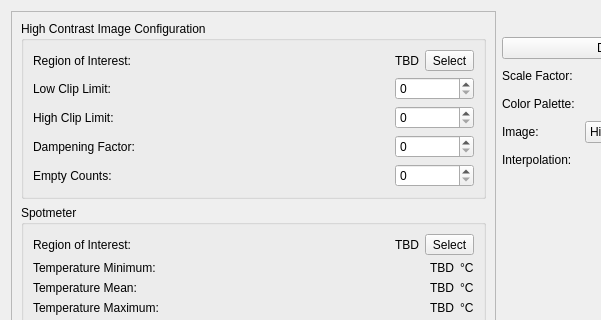
Above: src/brickv/plugin_system/plugins/thermal_imaging/ui/thermal_imaging.ui from Tinkerforge/brickv before the change; both pictures show x 0 to 601 and y 0 to 320 of the 825 by 666 pixel window. Below: the same form after it.
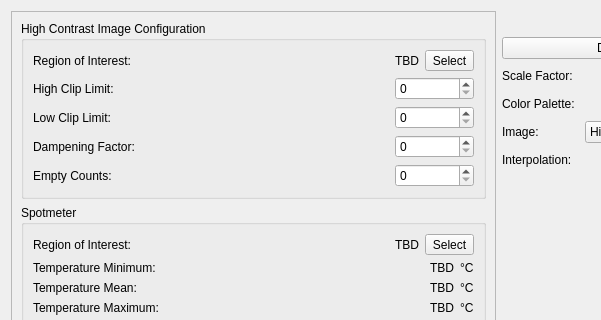
That is the form after the change.

Commit message: thermal-imaging: Reorder clip limit to match API

```diff
--- a/src/brickv/plugin_system/plugins/thermal_imaging/ui/thermal_imaging.ui
+++ b/src/brickv/plugin_system/plugins/thermal_imaging/ui/thermal_imaging.ui
@@ -56,13 +56,6 @@
               </property>
              </widget>
             </item>
-            <item row="2" column="0">
-             <widget class="QLabel" name="label_4">
-              <property name="text">
-               <string>High Clip Limit:</string>
-              </property>
-             </widget>
-            </item>
             <item row="4" column="0">
              <widget class="QLabel" name="label_5">
               <property name="text">
@@ -115,14 +108,28 @@
               </item>
              </layout>
             </item>
-            <item row="1" column="1">
+            <item row="2" column="1">
              <widget class="QSpinBox" name="agc_clip_limit_low_spin">
               <property name="maximum">
                <number>1024</number>
               </property>
              </widget>
             </item>
-            <item row="2" column="1">
+            <item row="2" column="0">
+             <widget class="QLabel" name="label_6">
+              <property name="text">
+               <string>Low Clip Limit:</string>
+              </property>
+             </widget>
+            </item>
+            <item row="1" column="0">
+             <widget class="QLabel" name="label_4">
+              <property name="text">
+               <string>High Clip Limit:</string>
+              </property>
+             </widget>
+            </item>
+            <item row="1" column="1">
              <widget class="QSpinBox" name="agc_clip_limit_high_spin">
               <property name="layoutDirection">
                <enum>Qt::LeftToRight</enum>
@@ -132,13 +139,6 @@
               </property>
              </widget>
             </item>
-            <item row="1" column="0">
-             <widget class="QLabel" name="label_6">
-              <property name="text">
-               <string>Low Clip Limit:</string>
-              </property>
-             </widget>
-            </item>
            </layout>
           </widget>
          </item>
```
Left out of the diff: 2 changed lines with no effect on the pictures.
